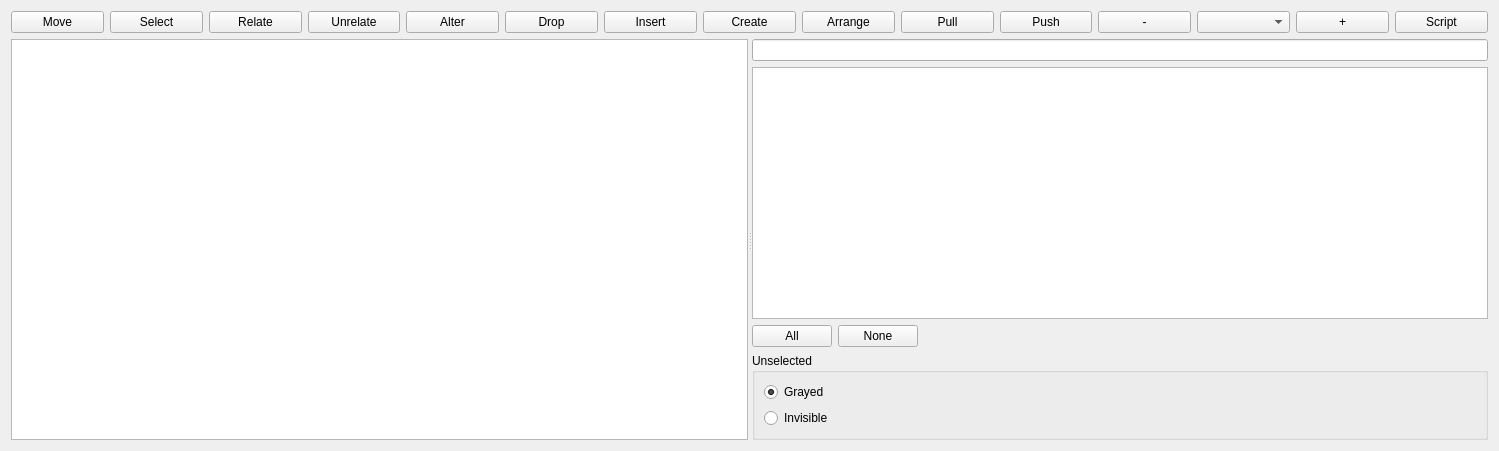
Above: src/schema2/schema2view.ui from mugiseyebrows/mugi-query before the change. Below: the same form after it.
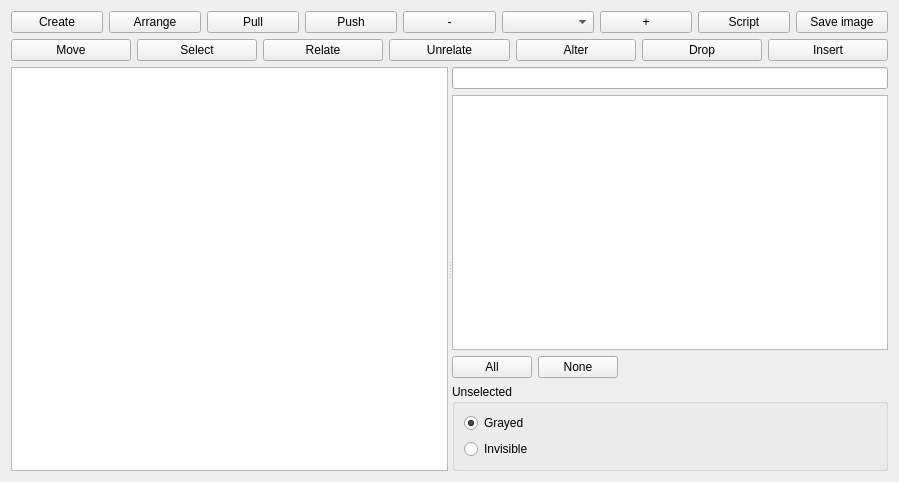
That is the form after the change.

```diff
--- a/src/schema2/schema2view.ui
+++ b/src/schema2/schema2view.ui
@@ -6,8 +6,8 @@
    <rect>
     <x>0</x>
     <y>0</y>
-    <width>1499</width>
-    <height>451</height>
+    <width>899</width>
+    <height>482</height>
    </rect>
   </property>
   <property name="windowTitle">
@@ -16,76 +16,6 @@
   <layout class="QVBoxLayout" name="verticalLayout_3">
    <item>
     <layout class="QHBoxLayout" name="horizontalLayout">
-     <item>
-      <widget class="QPushButton" name="move">
-       <property name="text">
-        <string>Move</string>
-       </property>
-       <property name="checkable">
-        <bool>true</bool>
-       </property>
-      </widget>
-     </item>
-     <item>
-      <widget class="QPushButton" name="select">
-       <property name="text">
-        <string>Select</string>
-       </property>
-       <property name="checkable">
-        <bool>true</bool>
-       </property>
-      </widget>
-     </item>
-     <item>
-      <widget class="QPushButton" name="relate">
-       <property name="text">
-        <string>Relate</string>
-       </property>
-       <property name="checkable">
-        <bool>true</bool>
-       </property>
-      </widget>
-     </item>
-     <item>
-      <widget class="QPushButton" name="unrelate">
-       <property name="text">
-        <string>Unrelate</string>
-       </property>
-       <property name="checkable">
-        <bool>true</bool>
-       </property>
-      </widget>
-     </item>
-     <item>
-      <widget class="QPushButton" name="alter">
-       <property name="text">
-        <string>Alter</string>
-       </property>
-       <property name="checkable">
-        <bool>true</bool>
-       </property>
-      </widget>
-     </item>
-     <item>
-      <widget class="QPushButton" name="drop">
-       <property name="text">
-        <string>Drop</string>
-       </property>
-       <property name="checkable">
-        <bool>true</bool>
-       </property>
-      </widget>
-     </item>
-     <item>
-      <widget class="QPushButton" name="insert">
-       <property name="text">
-        <string>Insert</string>
-       </property>
-       <property name="checkable">
-        <bool>true</bool>
-       </property>
-      </widget>
-     </item>
      <item>
       <widget class="QPushButton" name="create">
        <property name="text">
@@ -135,6 +65,87 @@
       <widget class="QPushButton" name="script">
        <property name="text">
         <string>Script</string>
+       </property>
+      </widget>
+     </item>
+     <item>
+      <widget class="QPushButton" name="saveImage">
+       <property name="text">
+        <string>Save image</string>
+       </property>
+      </widget>
+     </item>
+    </layout>
+   </item>
+   <item>
+    <layout class="QHBoxLayout" name="horizontalLayout_3">
+     <item>
+      <widget class="QPushButton" name="move">
+       <property name="text">
+        <string>Move</string>
+       </property>
+       <property name="checkable">
+        <bool>true</bool>
+       </property>
+      </widget>
+     </item>
+     <item>
+      <widget class="QPushButton" name="select">
+       <property name="text">
+        <string>Select</string>
+       </property>
+       <property name="checkable">
+        <bool>true</bool>
+       </property>
+      </widget>
+     </item>
+     <item>
+      <widget class="QPushButton" name="relate">
+       <property name="text">
+        <string>Relate</string>
+       </property>
+       <property name="checkable">
+        <bool>true</bool>
+       </property>
+      </widget>
+     </item>
+     <item>
+      <widget class="QPushButton" name="unrelate">
+       <property name="text">
+        <string>Unrelate</string>
+       </property>
+       <property name="checkable">
+        <bool>true</bool>
+       </property>
+      </widget>
+     </item>
+     <item>
+      <widget class="QPushButton" name="alter">
+       <property name="text">
+        <string>Alter</string>
+       </property>
+       <property name="checkable">
+        <bool>true</bool>
+       </property>
+      </widget>
+     </item>
+     <item>
+      <widget class="QPushButton" name="drop">
+       <property name="text">
+        <string>Drop</string>
+       </property>
+       <property name="checkable">
+        <bool>true</bool>
+       </property>
+      </widget>
+     </item>
+     <item>
+      <widget class="QPushButton" name="insert">
+       <property name="text">
+        <string>Insert</string>
+       </property>
+       <property name="checkable">
+        <bool>true</bool>
        </property>
       </widget>
      </item>
```
